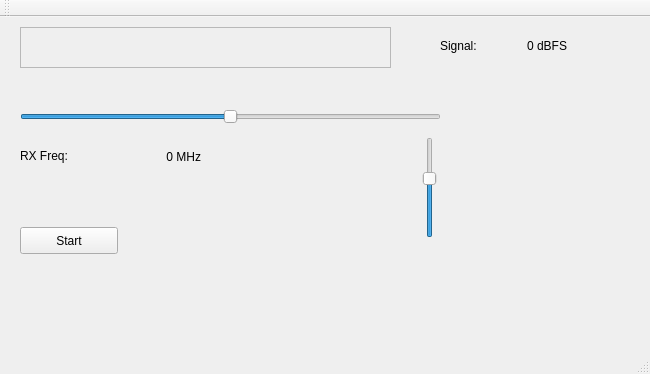
Above: mainwindow.ui from gqrx-sdr/gqrx before the change. Below: the same form after it.
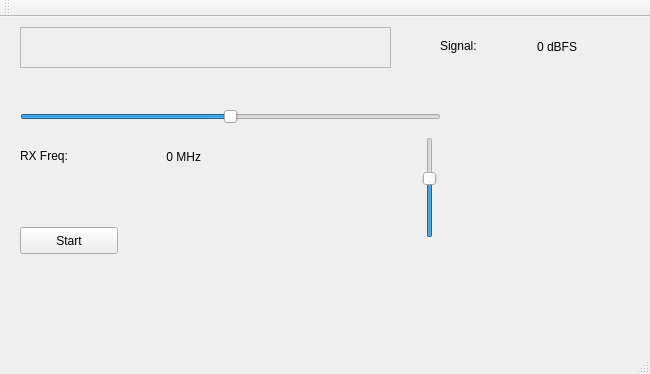
That is the form after the change. Custom widgets are drawn as their Qt base class.

Commit message: Give dBFS label more space.

Patch:
```diff
--- a/mainwindow.ui
+++ b/mainwindow.ui
@@ -144,10 +144,10 @@
    <widget class="QLabel" name="rxSigLabel">
     <property name="geometry">
      <rect>
-      <x>500</x>
+      <x>496</x>
       <y>20</y>
-      <width>67</width>
-      <height>17</height>
+      <width>81</width>
+      <height>20</height>
      </rect>
     </property>
     <property name="text">
```
